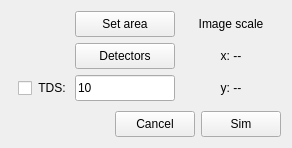
Old version of the form src/gui/frames/stemframe.ui in the repository JJPPeters/clTEM.
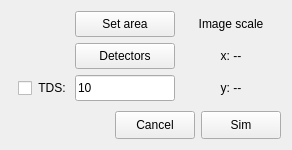
New version of the form.

The edit to the form file:
```diff
--- a/src/gui/frames/stemframe.ui
+++ b/src/gui/frames/stemframe.ui
@@ -7,7 +7,7 @@
     <x>0</x>
     <y>0</y>
     <width>292</width>
-    <height>148</height>
+    <height>150</height>
    </rect>
   </property>
   <property name="windowTitle">
@@ -207,7 +207,7 @@
        <property name="minimumSize">
         <size>
          <width>0</width>
-         <height>26</height>
+         <height>28</height>
         </size>
        </property>
        <property name="maximumSize">
@@ -232,7 +232,7 @@
        <property name="minimumSize">
         <size>
          <width>0</width>
-         <height>26</height>
+         <height>28</height>
         </size>
        </property>
        <property name="maximumSize">
```
